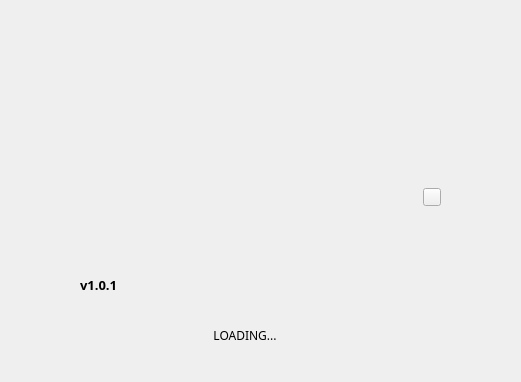
Qt form waitingforsync.ui (HcashOrg/hx-indicator) before a commit; both pictures show x 225 to 746 and y 0 to 382 of the 960 by 580 pixel window.
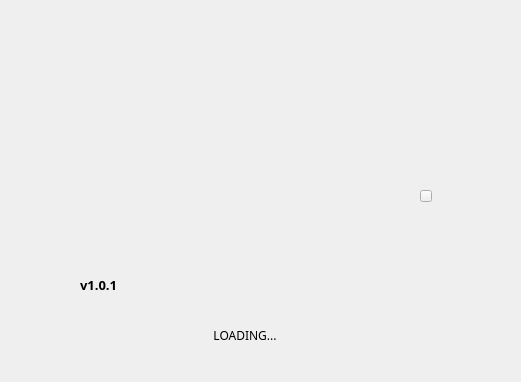
The same form after that commit.

Diff of the .ui file:
```diff
--- a/waitingforsync.ui
+++ b/waitingforsync.ui
@@ -50,10 +50,10 @@
   <widget class="QToolButton" name="closeBtn">
    <property name="geometry">
     <rect>
-     <x>648</x>
-     <y>188</y>
-     <width>18</width>
-     <height>18</height>
+     <x>645</x>
+     <y>190</y>
+     <width>12</width>
+     <height>12</height>
     </rect>
    </property>
    <property name="cursor">
@@ -89,8 +89,8 @@
     <rect>
      <x>305</x>
      <y>190</y>
-     <width>181</width>
-     <height>66</height>
+     <width>100</width>
+     <height>65</height>
     </rect>
    </property>
    <property name="font">
```
Left out of the diff: 2 changed lines with no effect on the pictures.
